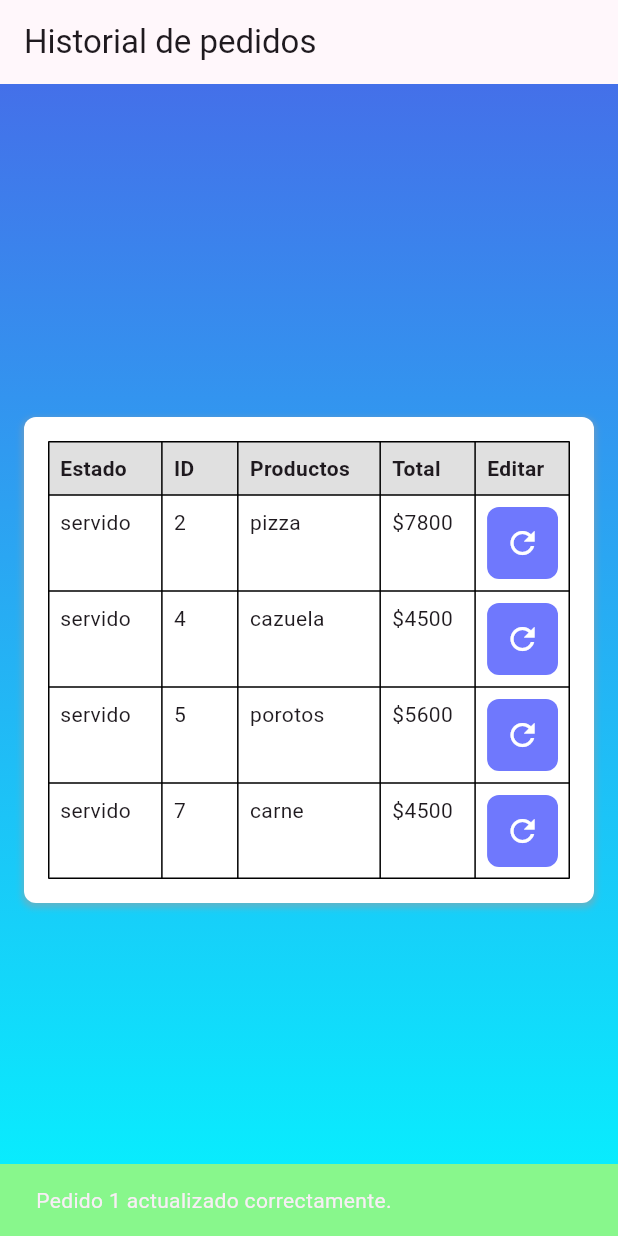
After one commit to endors-toi/grupaso-pedidos, a Flutter app: the CajaPage screen opened directly, after a tap on the "refresh" icon, on a phone screen of 412 x 824 dp. The commit adds this screen. Run offline on Flutter 3.47's test engine with Material 3 defaults, Android fonts, the phone set to English and light mode, and no system bars; our stand-ins replace cloud_firestore, firebase_core, flutter_easyloading, flutter_feather_icons; accounts and stored records are empty.

Commit message:
CajaPage V1.0

```diff
--- /dev/null
+++ b/lib/pages/caja_page.dart
@@ -0,0 +1,177 @@
+import 'package:flutter/material.dart';
+import 'package:grupaso_pedidos/pages/constructor/pedidos.dart';
+
+class CajaPage extends StatefulWidget {
+  const CajaPage({super.key});
+
+  @override
+  State<CajaPage> createState() => _CajaPageState();
+}
+
+class _CajaPageState extends State<CajaPage> {
+  void _cambiarEstado(String id) {
+    setState(() {
+      for (var pedido in pedidos) {
+        if (pedido['id'] == id) {
+          pedido['estado'] = 'pagado';
+          easySuccess('Pedido ${pedido['id']} actualizado correctamente.');
+        }
+      }
+    });
+  }
+
+  void easySuccess(String message) {
+    ScaffoldMessenger.of(context).showSnackBar(
+      SnackBar(
+        content: Text(message),
+        duration: Duration(seconds: 2),
+        backgroundColor: const Color.fromARGB(255, 136, 247, 140),
+      ),
+    );
+  }
+
+  @override
+  Widget build(BuildContext context) {
+    return Scaffold(
+      appBar: AppBar(
+        title: Text('Historial de pedidos'),
+      ),
+      backgroundColor: Color(0xFF7C03FF),
+      body: Container(
+        decoration: BoxDecoration(
+          gradient: LinearGradient(
+            begin: Alignment.topCenter,
+            end: Alignment.bottomCenter,
+            colors: [
+              Color.fromARGB(255, 68, 112, 233), // Morado
+              Color(0xFF05F4FF), // Celeste
+            ],
+          ),
+        ),
+        child: Center(
+          child: Container(
+            margin: EdgeInsets.all(16.0),
+            padding: EdgeInsets.all(16.0),
+            decoration: BoxDecoration(
+              color: Colors.white,
+              borderRadius: BorderRadius.circular(8.0), // Bordes redondeados
+              boxShadow: [
+                BoxShadow(
+                  color: Colors.grey.withOpacity(0.5),
+                  spreadRadius: 1,
+                  blurRadius: 3,
+                  offset: Offset(0, 2), // changes position of shadow
+                ),
+              ],
+            ),
+            child: Table(
+              border: TableBorder.all(),
+              columnWidths: {
+                0: FlexColumnWidth(1.2),
+                1: FlexColumnWidth(0.8),
+                2: FlexColumnWidth(1.5),
+                3: FlexColumnWidth(1),
+                4: FlexColumnWidth(1),
+              },
+              children: [
+                TableRow(
+                  decoration: BoxDecoration(color: Colors.grey[300]),
+                  children: [
+                    TableCell(
+                      child: Padding(
+                        padding: const EdgeInsets.all(8.0),
+                        child: Text('Estado',
+                            style: TextStyle(fontWeight: FontWeight.bold)),
+                      ),
+                    ),
+                    TableCell(
+                      child: Padding(
+                        padding: const EdgeInsets.all(8.0),
+                        child: Text('ID',
+                            style: TextStyle(fontWeight: FontWeight.bold)),
+                      ),
+                    ),
+                    TableCell(
+                      child: Padding(
+                        padding: const EdgeInsets.all(8.0),
+                        child: Text('Productos',
+                            style: TextStyle(fontWeight: FontWeight.bold)),
+                      ),
+                    ),
+                    TableCell(
+                      child: Padding(
+                        padding: const EdgeInsets.all(8.0),
+                        child: Text('Total',
+                            style: TextStyle(fontWeight: FontWeight.bold)),
+                      ),
+                    ),
+                    TableCell(
+                      child: Padding(
+                        padding: const EdgeInsets.all(8.0),
+                        child: Text('Editar',
+                            style: TextStyle(fontWeight: FontWeight.bold)),
+                      ),
+                    ),
+                  ],
+                ),
+                // Mapeo de la lista de pedidos a filas de la tabla
+                ...pedidos
+                    .where((pedido) => pedido['estado'] == 'servido')
+                    .map((pedido) {
+                  return TableRow(
+                    children: [
+                      TableCell(
+                        child: Padding(
+                          padding: const EdgeInsets.all(8.0),
+                          child: Text(pedido['estado']!),
+                        ),
+                      ),
+                      TableCell(
+                        child: Padding(
+                          padding: const EdgeInsets.all(8.0),
+                          child: Text(pedido['id']!),
+                        ),
+                      ),
+                      TableCell(
+                        child: Padding(
+                          padding: const EdgeInsets.all(8.0),
+                          child: Text(pedido['productos']!),
+                        ),
+                      ),
+                      TableCell(
+                        child: Padding(
+                          padding: const EdgeInsets.all(8.0),
+                          child: Text('\$${pedido['total']}'),
+                        ),
+                      ),
+                      TableCell(
+                        child: Padding(
+                          padding: const EdgeInsets.all(8.0),
+                          child: Center(
+                            child: Container(
+                              decoration: BoxDecoration(
+                                color: Color.fromARGB(255, 111, 120, 253), // Color celeste
+                                borderRadius: BorderRadius.circular(8.0),
+                              ),
+                              child: IconButton(
+                                icon: Icon(Icons.refresh,
+                                    color: Colors.white), // Icono blanco
+                                onPressed: () {
+                                  _cambiarEstado(pedido['id']!);
+                                },
+                              ),
+                            ),
+                          ),
+                        ),
+                      ),
+                    ],
+                  );
+                }).toList(),
+              ],
+            ),
+          ),
+        ),
+      ),
+    );
+  }
+}
--- /dev/null
+++ b/lib/pages/constructor/pedidos.dart
@@ -0,0 +1,9 @@
+final pedidos = [
+  {'estado': 'servido', 'id':'1','productos': 'completo', 'total':'10300'},
+  {'estado': 'servido', 'id':'2','productos': 'pizza', 'total':'7800'},
+  {'estado': 'preparado', 'id':'3','productos': 'fideos', 'total':'2000'},
+  {'estado': 'servido', 'id':'4','productos': 'cazuela', 'total':'4500'},
+  {'estado': 'servido', 'id':'5','productos': 'porotos', 'total':'5600'},
+  {'estado': 'preparado', 'id':'6','productos': 'pure', 'total':'4000'},
+  {'estado': 'servido', 'id':'7','productos': 'carne', 'total':'4500'},
+];
--- a/lib/pages/dev/dev_page.dart
+++ b/lib/pages/dev/dev_page.dart
@@ -2,12 +2,14 @@ import 'package:flutter/material.dart';
 import 'package:grupaso_pedidos/pages/crearPedido_page.dart';
 import 'package:grupaso_pedidos/pages/dev/example_page.dart';
 import 'package:grupaso_pedidos/pages/login.dart';
+import 'package:grupaso_pedidos/pages/caja_page.dart';
 
 // recuerda recargar ----->
 var pages = [
   ExamplePage(),
   CrearPedidoPage(),
   LoginPage(),
+  CajaPage(),
 ];
 
 class DevPage extends StatelessWidget {
```
